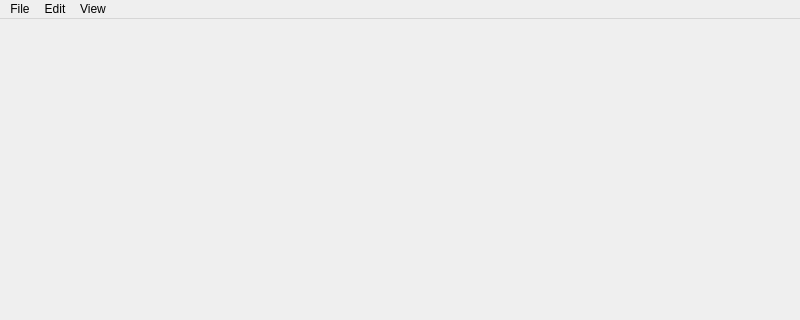
First picture: the form in App/GraphPainterBuilder/src/mainwindow.ui, repository piborisovich/repo, before the edit; both pictures show x 0 to 800 and y 0 to 320 of the 800 by 600 pixel window.
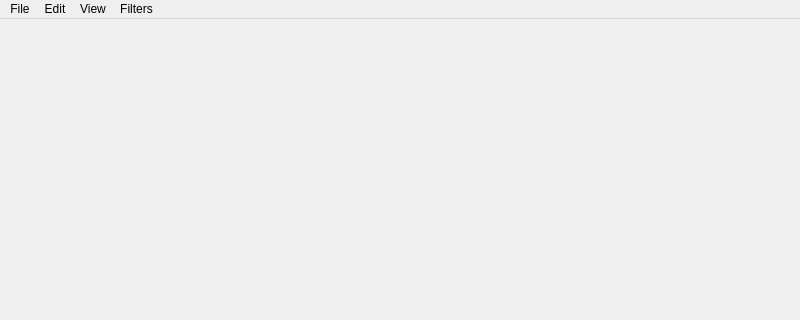
Second picture: the form after the edit.

```diff
--- a/App/GraphPainterBuilder/src/mainwindow.ui
+++ b/App/GraphPainterBuilder/src/mainwindow.ui
@@ -22,7 +22,7 @@
      <x>0</x>
      <y>0</y>
      <width>800</width>
-     <height>17</height>
+     <height>22</height>
     </rect>
    </property>
    <widget class="QMenu" name="menuFile">
@@ -56,9 +56,19 @@
     <addaction name="separator"/>
     <addaction name="actionClear_canvas"/>
    </widget>
+   <widget class="QMenu" name="menuFilters">
+    <property name="title">
+     <string>Filters</string>
+    </property>
+    <addaction name="actionBlurEffect"/>
+    <addaction name="actionDropShadowEffect"/>
+    <addaction name="actionColorizeEffect"/>
+    <addaction name="actionOpacityEffect"/>
+   </widget>
    <addaction name="menuFile"/>
    <addaction name="menuEdit"/>
    <addaction name="menuView"/>
+   <addaction name="menuFilters"/>
   </widget>
   <widget class="QStatusBar" name="statusbar"/>
   <action name="actionExit">
```
Left out of the diff: 20 changed lines with no effect on the pictures.
